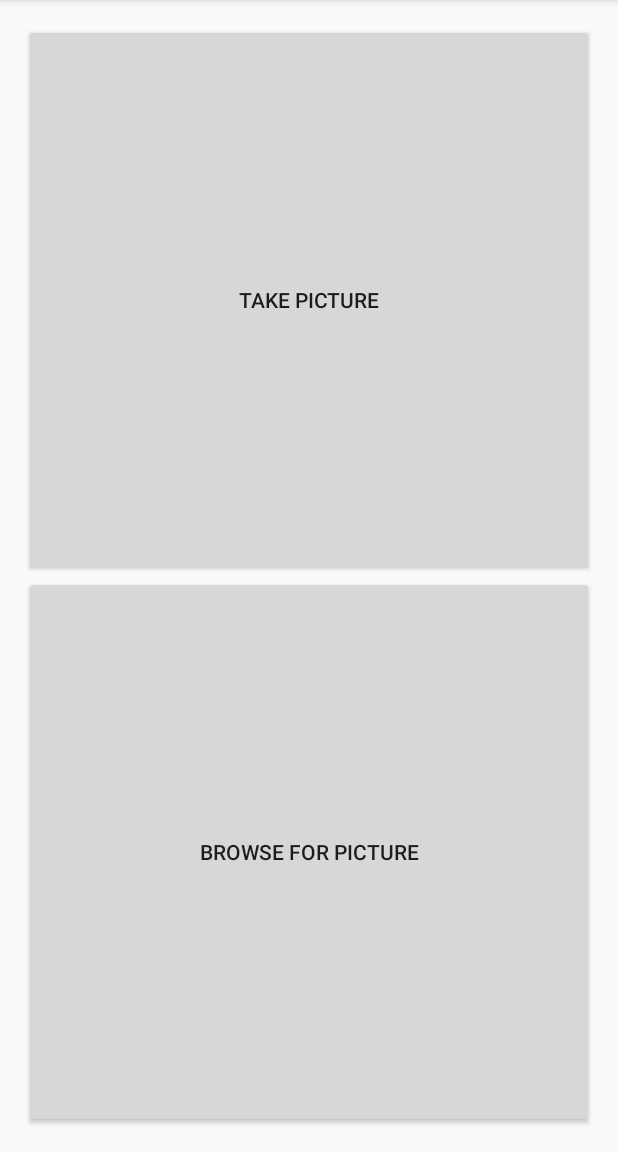
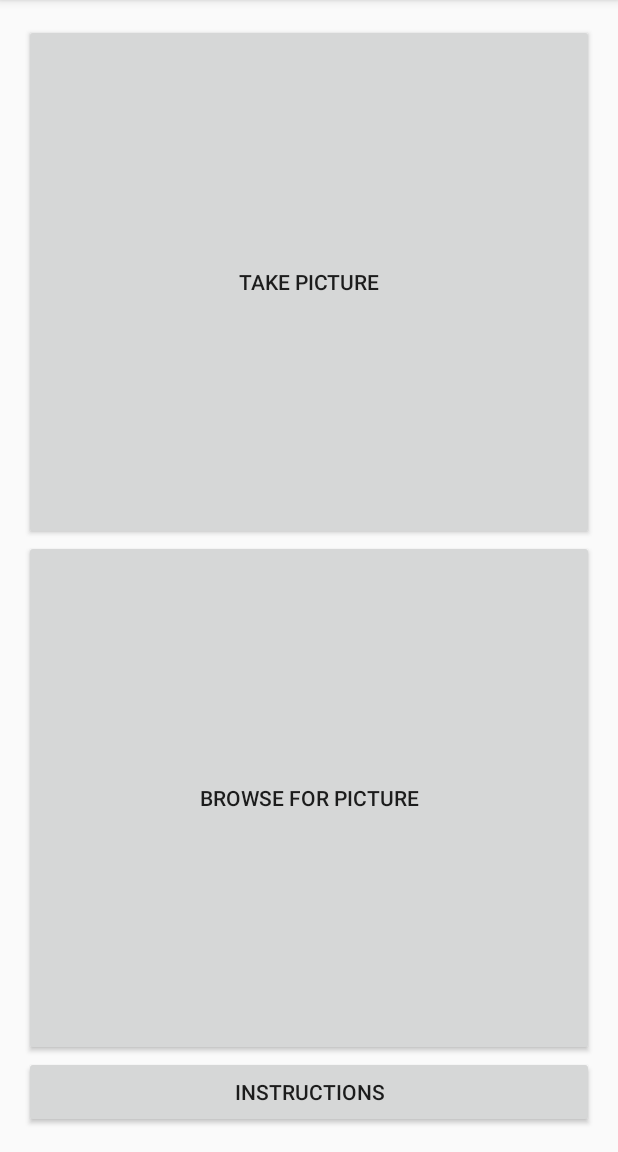
Before and after one commit to marekjedrzejewski/BC2C, an Android app: the MainActivity screen opened directly, with no data from a screen before it, on a phone screen of 412 x 824 dp, the part 84-1236 px from its top. Run offline under Robolectric (Android 15) with nearby library versions, the phone set to English and light mode, and no system bars.

Commit message:
Add instructions button to MainActivity

```diff
--- a/app/src/main/java/jmm/bc2c/MainActivity.java
+++ b/app/src/main/java/jmm/bc2c/MainActivity.java
@@ -20,7 +20,7 @@ public class MainActivity extends AppCompatActivity {
         super.onCreate(savedInstanceState);
         setContentView(R.layout.activity_main);
 
-        checkFirstRunAndDisplayInfo();
+        checkFirstRunAndShowInstructions();
     }
 
     public void useCamera(View view) {
@@ -35,6 +35,10 @@ public class MainActivity extends AppCompatActivity {
         Intent galleryIntent = new Intent(Intent.ACTION_PICK,
                 android.provider.MediaStore.Images.Media.EXTERNAL_CONTENT_URI);
         startActivityForResult(galleryIntent, LOAD_FROM_GALLERY);
+    }
+
+    public void getInstructions(View view) {
+        showInstructions();
     }
 
     @Override
@@ -55,16 +59,19 @@ public class MainActivity extends AppCompatActivity {
 
     }
 
-    public void checkFirstRunAndDisplayInfo() {
+    public void checkFirstRunAndShowInstructions() {
         boolean isFirstRun = getSharedPreferences("PREFERENCE", MODE_PRIVATE).getBoolean("isFirstRun", true);
         if (isFirstRun) {
-            Intent instructions = new Intent(this, Instructions.class);
-            startActivity(instructions);
-
+                showInstructions();
             getSharedPreferences("PREFERENCE", MODE_PRIVATE)
                     .edit()
                     .putBoolean("isFirstRun", false)
                     .apply();
         }
     }
+
+    private void showInstructions() {
+        Intent instructions = new Intent(this, Instructions.class);
+        startActivity(instructions);
+    }
 }
--- a/app/src/main/res/layout/activity_main.xml
+++ b/app/src/main/res/layout/activity_main.xml
@@ -31,6 +31,13 @@
             android:id="@+id/buttonBrowse"
             android:layout_weight="1"
             android:onClick="browsePictures" />
+
+        <Button
+            android:layout_width="fill_parent"
+            android:layout_height="wrap_content"
+            android:text="Instructions"
+            android:id="@+id/buttonInstructions"
+            android:onClick="getInstructions" />
     </LinearLayout>
 
 </RelativeLayout>
```
